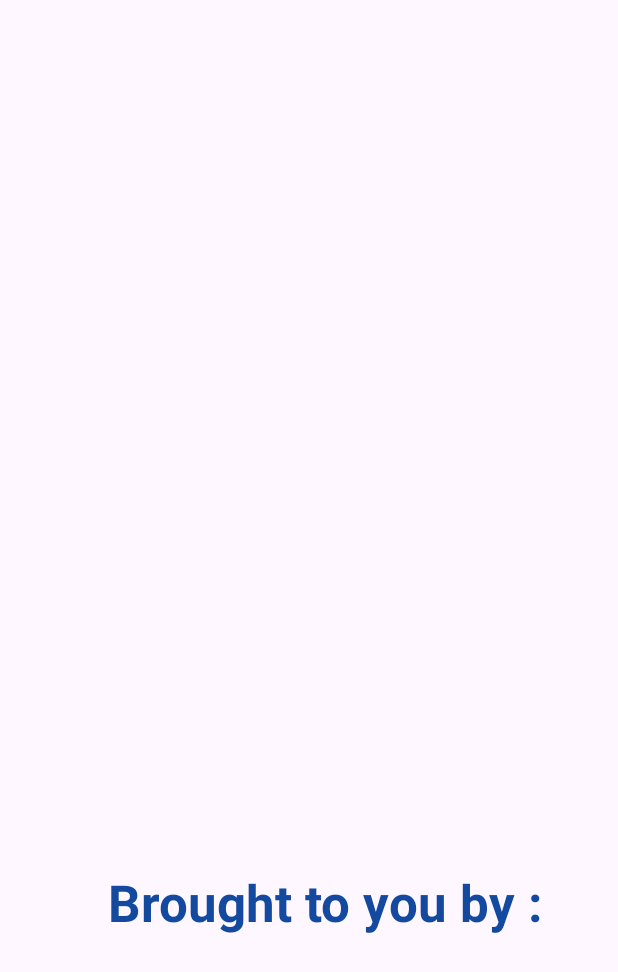
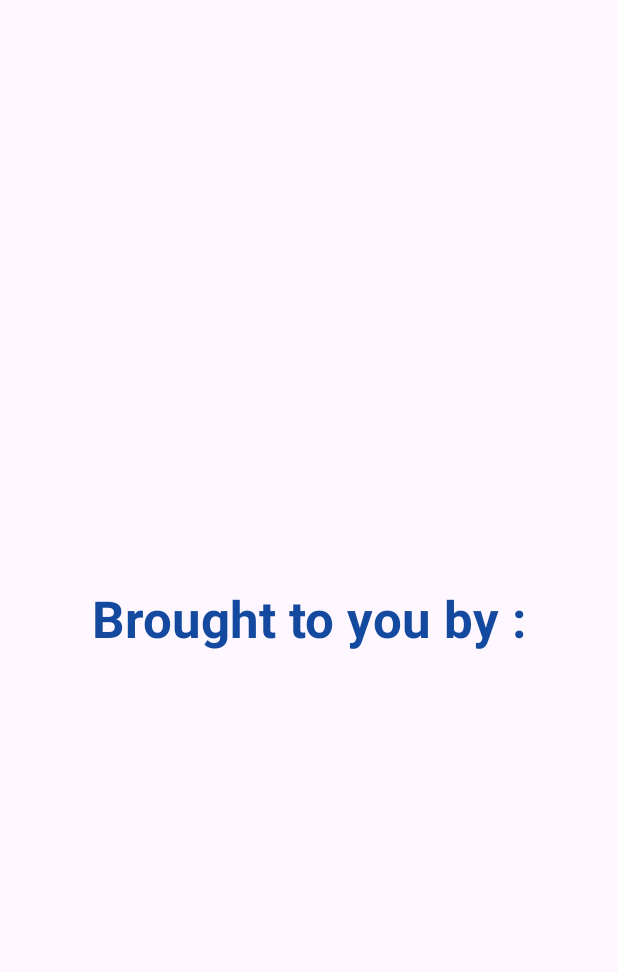
Before and after one commit to naitiklovestech/Cakebox, an Android app: the screen it shows after launch (MainActivity), on a phone screen of 412 x 824 dp. Shown: the top 972 px of the screen. Run offline under Robolectric (Android 15) with nearby library versions, the phone set to English and light mode, and no system bars.

Commit message:
Added logo

```diff
--- a/app/src/main/res/layout/activity_login_screen.xml
+++ b/app/src/main/res/layout/activity_login_screen.xml
@@ -11,16 +11,12 @@
         android:layout_width="wrap_content"
         android:layout_height="wrap_content"
         android:text="Brought to you by :"
-        android:textColor="@color/blue"
         android:textSize="34dp"
         android:textStyle="bold"
+        android:textColor="@color/blue"
         app:layout_constraintBottom_toBottomOf="parent"
         app:layout_constraintEnd_toEndOf="parent"
-        app:layout_constraintHorizontal_bias="0.586"
         app:layout_constraintStart_toStartOf="parent"
-        app:layout_constraintTop_toTopOf="parent"
-        app:layout_constraintVertical_bias="0.743" />
-
-
+        app:layout_constraintTop_toTopOf="parent" />
 
 </androidx.constraintlayout.widget.ConstraintLayout>
```
Also changed, not shown: app/src/main/res/drawable/THF_logo.png (added).
